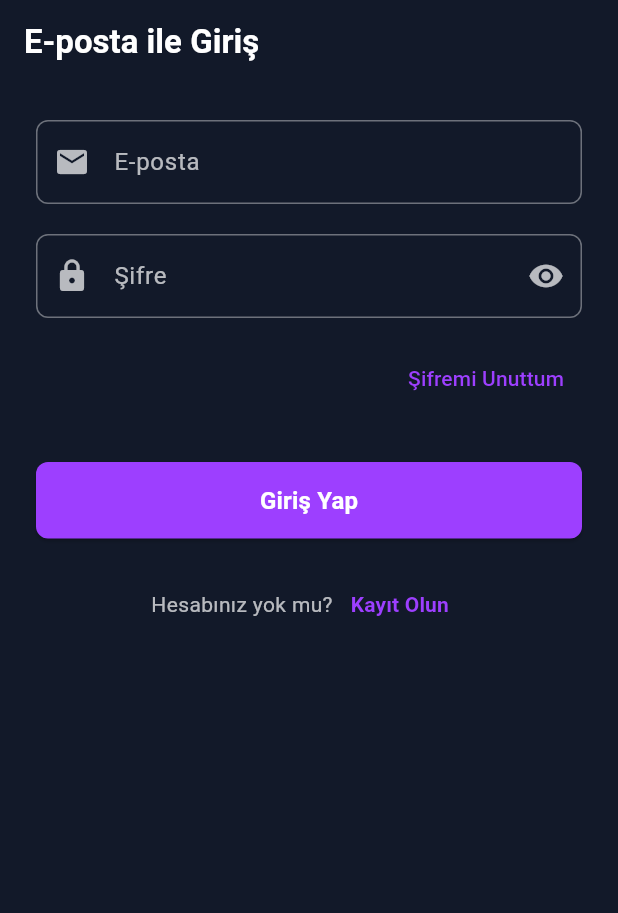
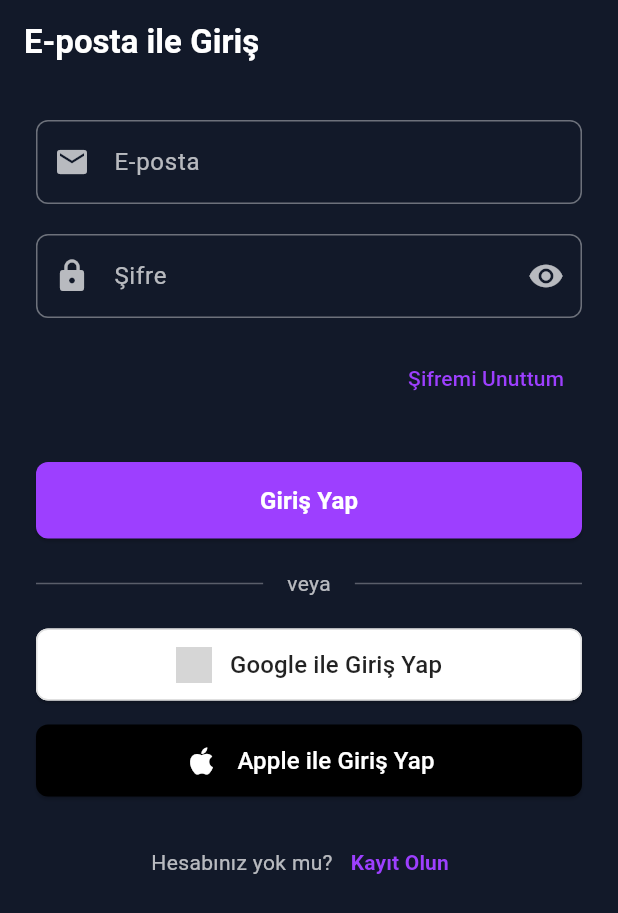
Before and after one commit to aligencturk/Flortya, a Flutter app: the EmailLoginView screen opened by its route, on a phone screen of 412 x 824 dp. Shown: the top 913 px of the screen. Run offline on Flutter 3.47's test engine with Material 3 defaults, Android fonts, the phone set to English and light mode, and no system bars; our stand-ins replace cloud_firestore, firebase_auth, firebase_core, firebase_storage, flutter_animate, flutter_dotenv and 7 more; missing offline and left inert: firebase_app_check, google_mlkit_text_recognition; accounts and stored records are empty; network calls fail; Roboto replaces fonts that are missing (Nunito); grey boxes are pictures that could not be loaded.

Commit message:
Google ve Apple ile giriş butonları eklendi. Kullanıcı arayüzünde ayırıcı çizgi ve "veya" metni ile birlikte yeni giriş seçenekleri sunuldu. Giriş işlemleri için gerekli fonksiyonlar güncellendi ve kullanıcı deneyimi iyileştirildi.

```diff
--- a/lib/app_router.dart
+++ b/lib/app_router.dart
@@ -752,6 +752,128 @@ class _EmailLoginViewState extends State<EmailLoginView> {
 
                 const SizedBox(height: 20),
 
+                // Ayırıcı çizgi ve "veya" yazısı
+                Row(
+                  children: const [
+                    Expanded(
+                      child: Divider(
+                        color: Colors.white30,
+                        thickness: 1,
+                      ),
+                    ),
+                    Padding(
+                      padding: EdgeInsets.symmetric(horizontal: 16),
+                      child: Text(
+                        'veya',
+                        style: TextStyle(
+                          color: Colors.white70,
+                          fontSize: 14,
+                        ),
+                      ),
+                    ),
+                    Expanded(
+                      child: Divider(
+                        color: Colors.white30,
+                        thickness: 1,
+                      ),
+                    ),
+                  ],
+                ),
+
+                const SizedBox(height: 20),
+
+                // Google ile giriş butonu
+                ElevatedButton(
+                  onPressed: authViewModel.isLoading
+                    ? null
+                    : () async {
+                        final success = await authViewModel.signInWithGoogle();
+                        if (success && context.mounted) {
+                          context.go(AppRouter.home);
+                        }
+                      },
+                  style: ElevatedButton.styleFrom(
+                    backgroundColor: Colors.white,
+                    foregroundColor: Colors.black87,
+                    padding: const EdgeInsets.symmetric(vertical: 12),
+                    shape: RoundedRectangleBorder(
+                      borderRadius: BorderRadius.circular(8),
+                      side: BorderSide(color: Colors.grey.shade300),
+                    ),
+                  ),
+                  child: authViewModel.isLoading
+                    ? const SizedBox(
+                        height: 24,
+                        width: 24,
+                        child: CircularProgressIndicator(strokeWidth: 2),
+                      )
+                    : Row(
+                        mainAxisAlignment: MainAxisAlignment.center,
+                        children: [
+                          Image.asset(
+                            'assets/images/google_logo.png',
+                            height: 24,
+                            width: 24,
+                          ),
+                          const SizedBox(width: 12),
+                          const Text(
+                            'Google ile Giriş Yap',
+                            style: TextStyle(
+                              fontSize: 16,
+                              fontWeight: FontWeight.w500,
+                            ),
+                          ),
+                        ],
+                      ),
+                ),
+
+                const SizedBox(height: 16),
+
+                // Apple ile giriş butonu
+                ElevatedButton(
+                  onPressed: authViewModel.isLoading
+                    ? null
+                    : () async {
+                        final success = await authViewModel.signInWithApple();
+                        if (success && context.mounted) {
+                          context.go(AppRouter.home);
+                        }
+                      },
+                  style: ElevatedButton.styleFrom(
+                    backgroundColor: Colors.black,
+                    foregroundColor: Colors.white,
+                    padding: const EdgeInsets.symmetric(vertical: 12),
+                    shape: RoundedRectangleBorder(
+                      borderRadius: BorderRadius.circular(8),
+                    ),
+                  ),
+                  child: authViewModel.isLoading
+                    ? const SizedBox(
+                        height: 24,
+                        width: 24,
+                        child: CircularProgressIndicator(
+                          strokeWidth: 2,
+                          valueColor: AlwaysStoppedAnimation<Color>(Colors.white),
+                        ),
+                      )
+                    : Row(
+                        mainAxisAlignment: MainAxisAlignment.center,
+                        children: [
+                          const Icon(Icons.apple, size: 24),
+                          const SizedBox(width: 12),
+                          const Text(
+                            'Apple ile Giriş Yap',
+                            style: TextStyle(
+                              fontSize: 16,
+                              fontWeight: FontWeight.w500,
+                            ),
+                          ),
+                        ],
+                      ),
+                ),
+
+                const SizedBox(height: 20),
+
                 // Kayıt Ol yönlendirmesi
                 Row(
                   mainAxisAlignment: MainAxisAlignment.center,
```
